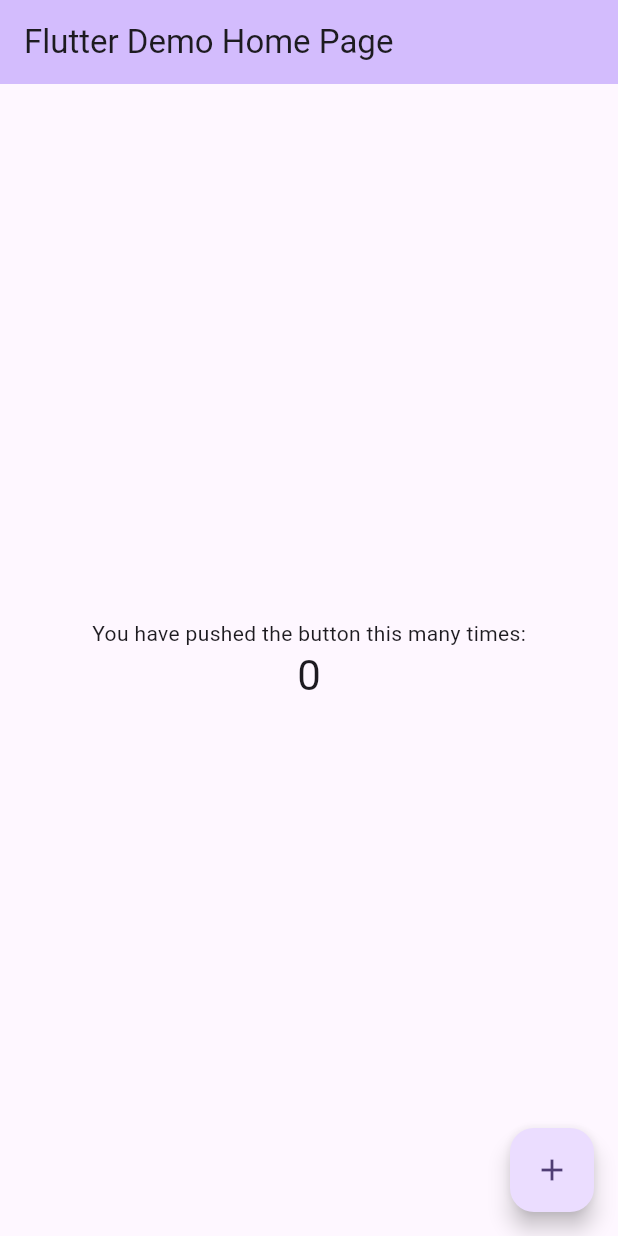
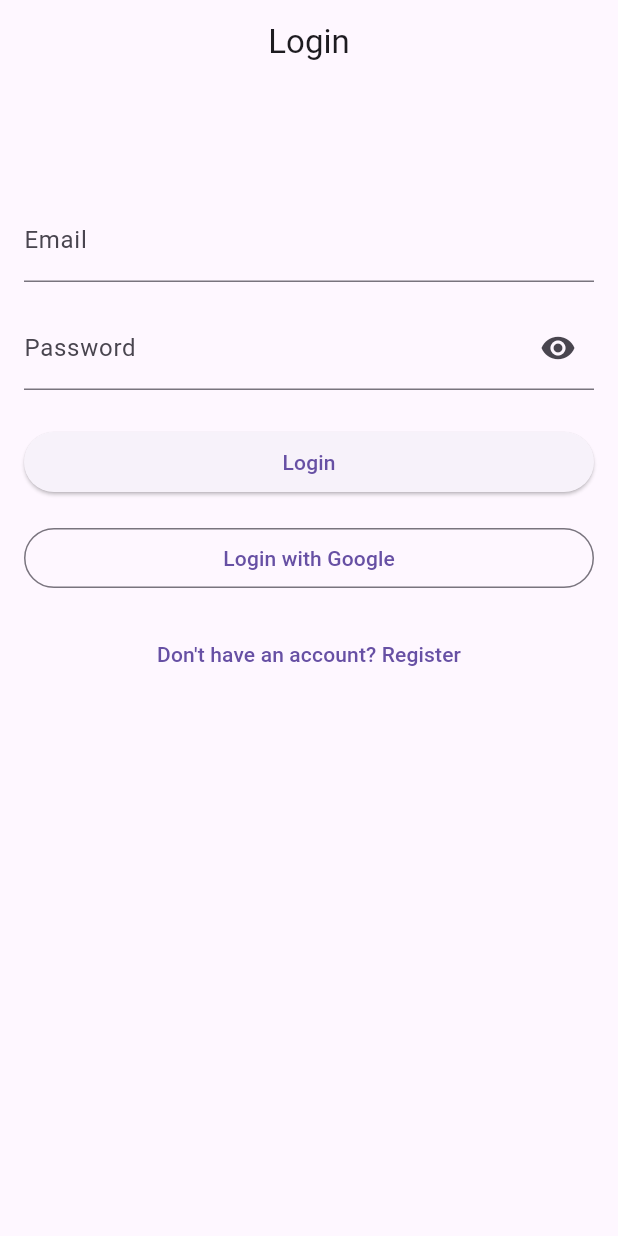
Before and after one commit to Andy-Yeung9/Portathon, a Flutter app: the screen it shows after launch, on a phone screen of 412 x 824 dp. Run offline on Flutter 3.47's test engine with Material 3 defaults, Android fonts, the phone set to English and light mode, and no system bars.

Commit message:
Login Screen and Register Screen

```diff
--- a/mobile/lib/main.dart
+++ b/mobile/lib/main.dart
@@ -1,122 +1,24 @@
 import 'package:flutter/material.dart';
+import 'screens/login_screen.dart';
+import 'screens/register_screen.dart';
+import 'screens/home_screen.dart';
 
 void main() {
-  runApp(const MyApp());
+  runApp(MyApp());
 }
 
 class MyApp extends StatelessWidget {
-  const MyApp({super.key});
-
-  // This widget is the root of your application.
   @override
   Widget build(BuildContext context) {
     return MaterialApp(
-      title: 'Flutter Demo',
-      theme: ThemeData(
-        // This is the theme of your application.
-        //
-        // TRY THIS: Try running your application with "flutter run". You'll see
-        // the application has a purple toolbar. Then, without quitting the app,
-        // try changing the seedColor in the colorScheme below to Colors.green
-        // and then invoke "hot reload" (save your changes or press the "hot
-        // reload" button in a Flutter-supported IDE, or press "r" if you used
-        // the command line to start the app).
-        //
-        // Notice that the counter didn't reset back to zero; the application
-        // state is not lost during the reload. To reset the state, use hot
-        // restart instead.
-        //
-        // This works for code too, not just values: Most code changes can be
-        // tested with just a hot reload.
-        colorScheme: ColorScheme.fromSeed(seedColor: Colors.deepPurple),
-      ),
-      home: const MyHomePage(title: 'Flutter Demo Home Page'),
+      title: 'Auth App',
+      theme: ThemeData(primarySwatch: Colors.blue),
+      initialRoute: '/login',
+      routes: {
+        '/login': (context) => const LoginScreen(),
+        '/register': (context) => const RegisterScreen(),
+        '/home': (context) => const HomeScreen(),
+      },
     );
   }
 }
-
-class MyHomePage extends StatefulWidget {
-  const MyHomePage({super.key, required this.title});
-
-  // This widget is the home page of your application. It is stateful, meaning
-  // that it has a State object (defined below) that contains fields that affect
-  // how it looks.
-
-  // This class is the configuration for the state. It holds the values (in this
-  // case the title) provided by the parent (in this case the App widget) and
-  // used by the build method of the State. Fields in a Widget subclass are
-  // always marked "final".
-
-  final String title;
-
-  @override
-  State<MyHomePage> createState() => _MyHomePageState();
-}
-
-class _MyHomePageState extends State<MyHomePage> {
-  int _counter = 0;
-
-  void _incrementCounter() {
-    setState(() {
-      // This call to setState tells the Flutter framework that something has
-      // changed in this State, which causes it to rerun the build method below
-      // so that the display can reflect the updated values. If we changed
-      // _counter without calling setState(), then the build method would not be
-      // called again, and so nothing would appear to happen.
-      _counter++;
-    });
-  }
-
-  @override
-  Widget build(BuildContext context) {
-    // This method is rerun every time setState is called, for instance as done
-    // by the _incrementCounter method above.
-    //
-    // The Flutter framework has been optimized to make rerunning build methods
-    // fast, so that you can just rebuild anything that needs updating rather
-    // than having to individually change instances of widgets.
-    return Scaffold(
-      appBar: AppBar(
-        // TRY THIS: Try changing the color here to a specific color (to
-        // Colors.amber, perhaps?) and trigger a hot reload to see the AppBar
-        // change color while the other colors stay the same.
-        backgroundColor: Theme.of(context).colorScheme.inversePrimary,
-        // Here we take the value from the MyHomePage object that was created by
-        // the App.build method, and use it to set our appbar title.
-        title: Text(widget.title),
-      ),
-      body: Center(
-        // Center is a layout widget. It takes a single child and positions it
-        // in the middle of the parent.
-        child: Column(
-          // Column is also a layout widget. It takes a list of children and
-          // arranges them vertically. By default, it sizes itself to fit its
-          // children horizontally, and tries to be as tall as its parent.
-          //
-          // Column has various properties to control how it sizes itself and
-          // how it positions its children. Here we use mainAxisAlignment to
-          // center the children vertically; the main axis here is the vertical
-          // axis because Columns are vertical (the cross axis would be
-          // horizontal).
-          //
-          // TRY THIS: Invoke "debug painting" (choose the "Toggle Debug Paint"
-          // action in the IDE, or press "p" in the console), to see the
-          // wireframe for each widget.
-          mainAxisAlignment: MainAxisAlignment.center,
-          children: <Widget>[
-            const Text('You have pushed the button this many times:'),
-            Text(
-              '$_counter',
-              style: Theme.of(context).textTheme.headlineMedium,
-            ),
-          ],
-        ),
-      ),
-      floatingActionButton: FloatingActionButton(
-        onPressed: _incrementCounter,
-        tooltip: 'Increment',
-        child: const Icon(Icons.add),
-      ), // This trailing comma makes auto-formatting nicer for build methods.
-    );
-  }
-}
--- /dev/null
+++ b/mobile/lib/screens/login_screen.dart
@@ -0,0 +1,134 @@
+import 'package:flutter/material.dart';
+
+class LoginScreen extends StatefulWidget {
+  const LoginScreen({Key? key}) : super(key: key);
+
+  @override
+  State<LoginScreen> createState() => _LoginScreenState();
+}
+
+class _LoginScreenState extends State<LoginScreen> {
+  final _formKey = GlobalKey<FormState>(); //used to validate the form (email & password fields).
+  final TextEditingController _emailController = TextEditingController(); //lets us read and manage the text inside text fields.
+  final TextEditingController _passwordController = TextEditingController();
+
+  bool _obscurePassword = true; //Boolean flag to show/hide the password (used with the eye icon).
+
+  void _login() { //runs when you tap “Login”.
+    if (_formKey.currentState!.validate()) { //runs each field’s validator.
+      // On successful validation, navigate to Home
+      Navigator.pushReplacementNamed(context, '/home');
+    }
+  }
+
+  @override
+  Widget build(BuildContext context) {
+    return Scaffold(
+      resizeToAvoidBottomInset:
+          true, // allows screen to resize when keyboard appears
+      appBar: AppBar(title: const Text("Login"),centerTitle:true),
+      body: SafeArea(  //avoids notches/status bar covering your content.
+        child: SingleChildScrollView( //makes the screen scrollable when space is small.
+          padding: const EdgeInsets.all(16.0),
+          child: Form(   //wraps all text fields and connects to _formKey for validation.
+            key: _formKey,
+            child: Column(
+              crossAxisAlignment:
+                  CrossAxisAlignment.stretch, // make buttons full width
+              children: [
+                const SizedBox(height: 60), // add spacing from top
+
+                // Email Field
+                TextFormField(
+                  controller: _emailController,
+                  keyboardType: TextInputType.emailAddress,
+                  decoration: const InputDecoration(labelText: "Email"),
+                  validator: (value) {
+                    if (value == null || value.isEmpty) {
+                      return 'Email is required';
+                    }
+                    if (!RegExp(r'\S+@\S+\.\S+').hasMatch(value)) {
+                      return 'Enter a valid email';
+                    }
+                    return null;
+                  },
+                ),
+                const SizedBox(height: 16),
+
+                // Password Field
+                TextFormField(
+                  controller: _passwordController,
+                  obscureText: _obscurePassword,
+                  decoration: InputDecoration(
+                    labelText: "Password",
+                    suffixIcon: IconButton(
+                      icon: Icon(_obscurePassword
+                          ? Icons.visibility
+                          : Icons.visibility_off),
+                      onPressed: () {
+                        setState(() {
+                          _obscurePassword = !_obscurePassword;
+                        });
+                      },
+                    ),
+                  ),
+                  validator: (value) {
+                    if (value == null || value.isEmpty) {
+                      return 'Password is required';
+                    }
+                    if (value.length < 6) {
+                      return 'Password must be at least 6 characters';
+                    }
+                    // if (value.length < 8) {
+                    //   return 'Password must be at least 8 characters';
+                    // }
+                    // if (!RegExp(r'[A-Z]').hasMatch(value)) {
+                    //   return 'Password must contain at least one uppercase letter';
+                    // }
+                    // if (!RegExp(r'[a-z]').hasMatch(value)) {
+                    //   return 'Password must contain at least one lowercase letter';
+                    // }
+                    // if (!RegExp(r'[0-9]').hasMatch(value)) {
+                    //   return 'Password must contain at least one number';
+                    // }
+                    // if (!RegExp(r'[!@#\$%^&*(),.?":{}|<>]').hasMatch(value)) {
+                    //   return 'Password must contain at least one special character';
+                    // }
+                    return null;
+                  },
+                ),
+                const SizedBox(height: 24),
+
+                // Login Button
+                ElevatedButton(
+                  onPressed: _login,
+                  child: const Text("Login"),
+                ),
+                const SizedBox(height: 16),
+
+                // Google Login Button
+                OutlinedButton(
+                  onPressed: () {
+                    // TODO: Implement Google Sign-In
+                  },
+                  child: const Text("Login with Google"),
+                ),
+                const SizedBox(height: 16),
+
+                // Register Link
+                TextButton(
+                  onPressed: () {
+                    Navigator.pushNamed(context, '/register');
+                  },
+                  child: const Text("Don't have an account? Register"),
+                ),
+
+                const SizedBox(height: 40), // extra spacing at bottom
+              ],
+            ),
+          ),
+        ),
+      ),
+    );
+  }
+}
```
Also changed, not shown: mobile/lib/screens/home_screen.dart (added, +9 -0 lines), mobile/lib/screens/register_screen.dart (added, +173 -0 lines).
